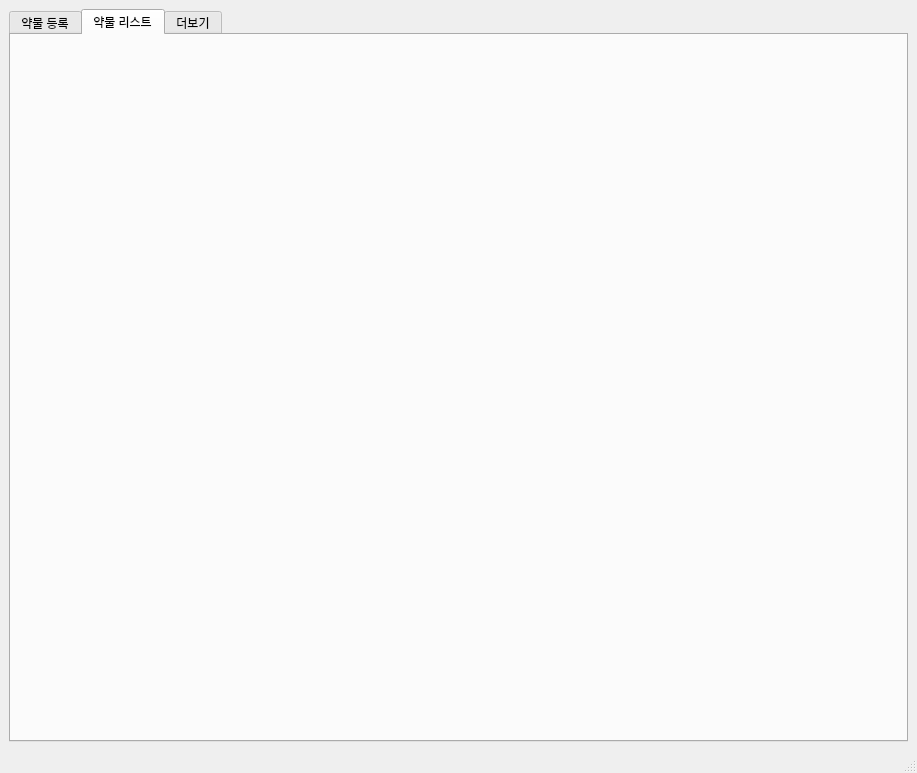
Qt form project_drugsearch.ui (codepam2020/pyp1) before a commit.
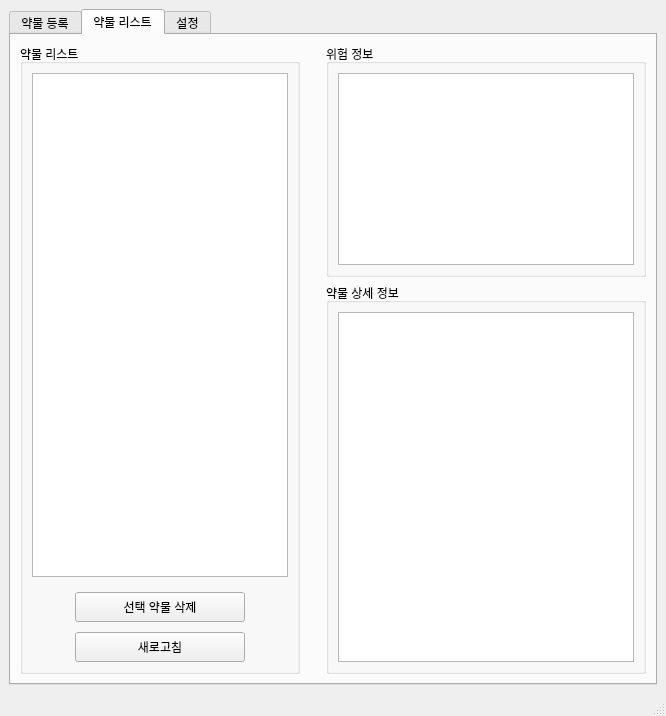
The same form after that commit. The open tabs and pages were chosen to show the change.

```diff
--- a/project_drugsearch.ui
+++ b/project_drugsearch.ui
@@ -6,8 +6,8 @@
    <rect>
     <x>0</x>
     <y>0</y>
-    <width>917</width>
-    <height>773</height>
+    <width>666</width>
+    <height>716</height>
    </rect>
   </property>
   <property name="windowTitle">
@@ -248,10 +248,179 @@
          </attribute>
          <layout class="QGridLayout" name="gridLayout_9">
           <item row="0" column="2">
-           <layout class="QGridLayout" name="gridLayout_3"/>
+           <layout class="QGridLayout" name="gridLayout_3">
+            <item row="1" column="0">
+             <layout class="QVBoxLayout" name="verticalLayout">
+              <item>
+               <widget class="QGroupBox" name="groupBox_5">
+                <property name="title">
+                 <string>약물 상세 정보</string>
+                </property>
+                <layout class="QGridLayout" name="gridLayout_11">
+                 <item row="0" column="0">
+                  <widget class="QTextBrowser" name="textDrugDetailedInfo">
+                   <property name="html">
+                    <string>&lt;!DOCTYPE HTML PUBLIC &quot;-//W3C//DTD HTML 4.0//EN&quot; &quot;http://www.w3.org/TR/REC-html40/strict.dtd&quot;&gt;
+&lt;html&gt;&lt;head&gt;&lt;meta name=&quot;qrichtext&quot; content=&quot;1&quot; /&gt;&lt;style type=&quot;text/css&quot;&gt;
+p, li { white-space: pre-wrap; }
+&lt;/style&gt;&lt;/head&gt;&lt;body style=&quot; font-family:'.AppleSystemUIFont'; font-size:13pt; font-weight:400; font-style:normal;&quot;&gt;
+&lt;p style=&quot;-qt-paragraph-type:empty; margin-top:0px; margin-bottom:0px; margin-left:0px; margin-right:0px; -qt-block-indent:0; text-indent:0px;&quot;&gt;&lt;br /&gt;&lt;/p&gt;&lt;/body&gt;&lt;/html&gt;</string>
+                   </property>
+                  </widget>
+                 </item>
+                </layout>
+               </widget>
+              </item>
+             </layout>
+            </item>
+            <item row="0" column="0">
+             <widget class="QGroupBox" name="groupBox_4">
+              <property name="sizePolicy">
+               <sizepolicy hsizetype="Preferred" vsizetype="Fixed">
+                <horstretch>0</horstretch>
+                <verstretch>0</verstretch>
+               </sizepolicy>
+              </property>
+              <property name="minimumSize">
+               <size>
+                <width>0</width>
+                <height>200</height>
+               </size>
+              </property>
+              <property name="title">
+               <string>위험 정보</string>
+              </property>
+              <layout class="QGridLayout" name="gridLayout_7">
+               <item row="0" column="0">
+                <layout class="QVBoxLayout" name="verticalLayout_8">
+                 <item>
+                  <widget class="QListWidget" name="listWidgetDangerDrugInfo">
+                   <property name="sizePolicy">
+                    <sizepolicy hsizetype="MinimumExpanding" vsizetype="Expanding">
+                     <horstretch>0</horstretch>
+                     <verstretch>0</verstretch>
+                    </sizepolicy>
+                   </property>
+                   <property name="minimumSize">
+                    <size>
+                     <width>200</width>
+                     <height>0</height>
+                    </size>
+                   </property>
+                  </widget>
+                 </item>
+                </layout>
+               </item>
+              </layout>
+             </widget>
+            </item>
+           </layout>
           </item>
           <item row="0" column="0">
-           <layout class="QGridLayout" name="gridLayout_6"/>
+           <layout class="QGridLayout" name="gridLayout_6">
+            <item row="0" column="0">
+             <widget class="QGroupBox" name="groupBox_3">
+              <property name="title">
+               <string>약물 리스트</string>
+              </property>
+              <layout class="QGridLayout" name="gridLayout_8">
+               <item row="0" column="0">
+                <layout class="QVBoxLayout" name="verticalLayout_9">
+                 <property name="spacing">
+                  <number>0</number>
+                 </property>
+                 <item alignment="Qt::AlignHCenter">
+                  <widget class="QListWidget" name="listWidgetDbDrugList">
+                   <property name="sizePolicy">
+                    <sizepolicy hsizetype="Fixed" vsizetype="Expanding">
+                     <horstretch>0</horstretch>
+                     <verstretch>0</verstretch>
+                    </sizepolicy>
+                   </property>
+                   <property name="minimumSize">
+                    <size>
+                     <width>250</width>
+                     <height>0</height>
+                    </size>
+                   </property>
+                  </widget>
+                 </item>
+                 <item>
+                  <spacer name="verticalSpacer_5">
+                   <property name="orientation">
+                    <enum>Qt::Vertical</enum>
+                   </property>
+                   <property name="sizeType">
+                    <enum>QSizePolicy::Fixed</enum>
+                   </property>
+                   <property name="sizeHint" stdset="0">
+                    <size>
+                     <width>20</width>
+                     <height>15</height>
+                    </size>
+                   </property>
+                  </spacer>
+                 </item>
+                 <item alignment="Qt::AlignHCenter">
+                  <widget class="QPushButton" name="buttonSelectedDrugDelete">
+                   <property name="sizePolicy">
+                    <sizepolicy hsizetype="Fixed" vsizetype="Fixed">
+                     <horstretch>0</horstretch>
+                     <verstretch>0</verstretch>
+                    </sizepolicy>
+                   </property>
+                   <property name="minimumSize">
+                    <size>
+                     <width>170</width>
+                     <height>30</height>
+                    </size>
+                   </property>
+                   <property name="text">
+                    <string>선택 약물 삭제</string>
+                   </property>
+                  </widget>
+                 </item>
+                 <item>
+                  <spacer name="verticalSpacer_6">
+                   <property name="orientation">
+                    <enum>Qt::Vertical</enum>
+                   </property>
+                   <property name="sizeType">
+                    <enum>QSizePolicy::Fixed</enum>
+                   </property>
+                   <property name="sizeHint" stdset="0">
+                    <size>
+                     <width>20</width>
+                     <height>10</height>
+                    </size>
+                   </property>
+                  </spacer>
+                 </item>
+                 <item alignment="Qt::AlignHCenter">
+                  <widget class="QPushButton" name="buttonRenew">
+                   <property name="sizePolicy">
+                    <sizepolicy hsizetype="Fixed" vsizetype="Fixed">
+                     <horstretch>0</horstretch>
+                     <verstretch>0</verstretch>
+                    </sizepolicy>
+                   </property>
+                   <property name="minimumSize">
+                    <size>
+                     <width>170</width>
+                     <height>30</height>
+                    </size>
+                   </property>
+                   <property name="text">
+                    <string>새로고침</string>
+                   </property>
+                  </widget>
+                 </item>
+                </layout>
+               </item>
+              </layout>
+             </widget>
+            </item>
+           </layout>
           </item>
           <item row="0" column="1">
            <spacer name="horizontalSpacer_2">
@@ -273,7 +442,7 @@
         </widget>
         <widget class="QWidget" name="tabMoreInfo">
          <attribute name="title">
-          <string>더보기</string>
+          <string>설정</string>
          </attribute>
          <layout class="QGridLayout" name="gridLayout_4">
           <item row="0" column="0">
```
Left out of the diff: 87 changed lines with no effect on the pictures.
